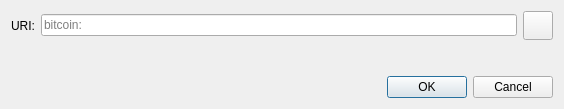
The window that src/qt/forms/openuridialog.ui (quantumbtc/bitquan) describes before a commit, drawn with Qt 5.
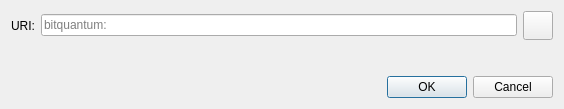
The same window after the commit. Icons and pictures are not drawn. Custom widgets are drawn as their Qt base class.

What changed in the file:
```diff
--- a/src/qt/forms/openuridialog.ui
+++ b/src/qt/forms/openuridialog.ui
@@ -26,7 +26,7 @@
      <item>
       <widget class="QValidatedLineEdit" name="uriEdit">
        <property name="placeholderText">
-        <string notr="true">bitcoin:</string>
+        <string notr="true">bitquantum:</string>
        </property>
       </widget>
      </item>
```
Left out of the diff: 4 changed lines with no effect on the pictures.
